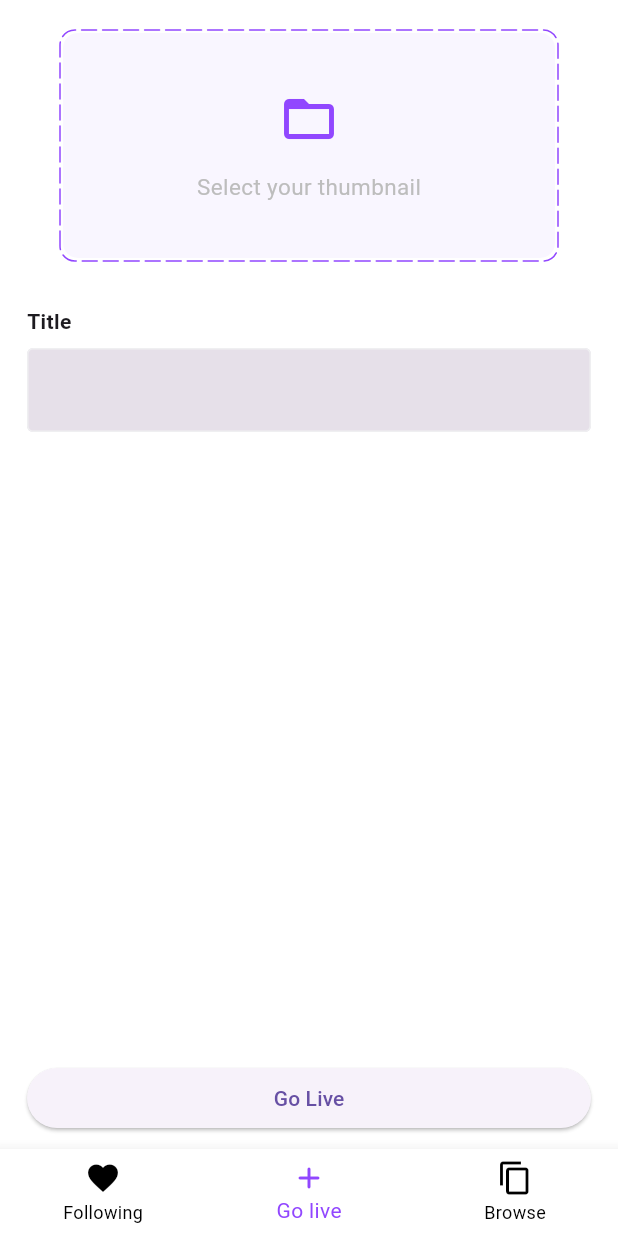
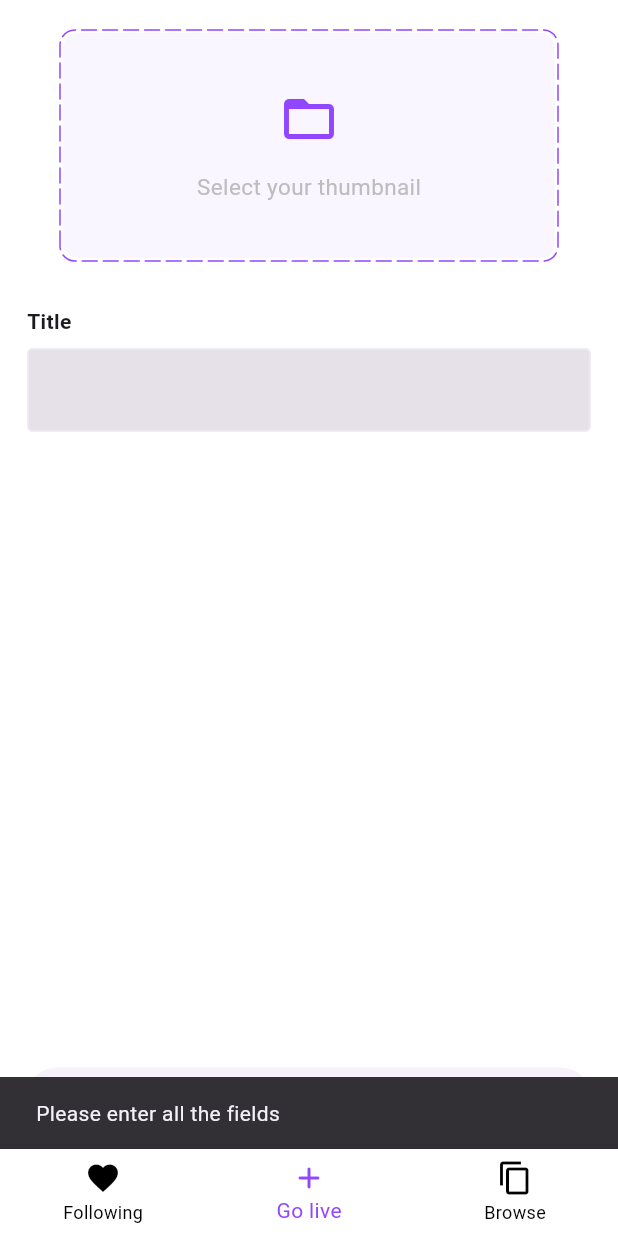
Before and after one commit to naolgithub/flutter-projects, a Flutter app: the HomeScreen screen opened by its route, item 2 of the bottom bar chosen, after a tap on "Go Live", on a phone screen of 412 x 824 dp. Run offline on Flutter 3.47's test engine with Material 2 defaults, Android fonts, the light colour scheme and no system bars; drawn by our look-alikes of dotted_border; our stand-ins replace cloud_firestore, file_picker, firebase_auth, firebase_core, firebase_storage, flutter_secure_storage and 5 more; accounts and stored records are empty.

Commit message:
storing livestream data in firebase

```diff
--- a/twitch_clone/lib/models/livestream.dart
+++ b/twitch_clone/lib/models/livestream.dart
@@ -0,0 +1,41 @@
+class LiveStream {
+  final String title;
+  final String image;
+  final String uid;
+  final String username;
+  final startedAt;
+  final int viewers;
+  final String channelId;
+
+  LiveStream({
+    required this.title,
+    required this.image,
+    required this.uid,
+    required this.username,
+    required this.startedAt,
+    required this.viewers,
+    required this.channelId,
+  });
+  Map<String, dynamic> toMap() {
+    return {
+      'title': title,
+      'image': image,
+      'uid': uid,
+      'username': username,
+      'viewers': viewers,
+      'channelId': channelId,
+    };
+  }
+
+  factory LiveStream.fromMap(Map<String, dynamic> map) {
+    return LiveStream(
+      title: map['title'] ?? '',
+      image: map['image'] ?? '',
+      uid: map['uid'] ?? '',
+      username: map['username'] ?? '',
+      viewers: map['viewers'] ?? 0,
+      channelId: map['channelId'] ?? '',
+      startedAt: map['startedAt'] ?? '',
+    );
+  }
+}
--- a/twitch_clone/lib/resources/firestore_methods.dart
+++ b/twitch_clone/lib/resources/firestore_methods.dart
@@ -0,0 +1,56 @@
+import 'dart:typed_data';
+
+import 'package:cloud_firestore/cloud_firestore.dart';
+import 'package:flutter/material.dart';
+import 'package:provider/provider.dart';
+import 'package:twitch_clone/models/livestream.dart';
+import 'package:twitch_clone/providers/user_provider.dart';
+import 'package:twitch_clone/resources/storage_methods.dart';
+import 'package:twitch_clone/utils/utils.dart';
+
+class FirestoreMethods {
+  final FirebaseFirestore _firestore = FirebaseFirestore.instance;
+  final StorageMethods _storageMethods = StorageMethods();
+  Future<String> startLiveStream(
+      BuildContext context, String title, Uint8List? image) async {
+    final user = Provider.of<UserProvider>(context, listen: false);
+    String channelId = '';
+    try {
+      if (title.isNotEmpty && image != null) {
+        if (!(await _firestore
+                .collection('livestream')
+                .doc(user.user.uid)
+                .get())
+            .exists) {
+          String thumbnailUrl = await _storageMethods.uploadImageToStorage(
+            'livestream-thumbnails',
+            image,
+            user.user.uid,
+          );
+          channelId = '${user.user.uid}${user.user.username}';
+          LiveStream liveStream = LiveStream(
+            title: title,
+            image: thumbnailUrl,
+            uid: user.user.uid,
+            username: user.user.username,
+            viewers: 0,
+            channelId: channelId,
+            startedAt: DateTime.now(),
+          );
+          _firestore
+              .collection('livestream')
+              .doc(channelId)
+              .set(liveStream.toMap());
+        } else {
+          showSnackBar(
+              context, 'Two livestreams cannot start at the same time');
+        }
+      } else {
+        showSnackBar(context, 'Please enter all the fields');
+      }
+    } on FirebaseException catch (e) {
+      showSnackBar(context, e.message!);
+    }
+    return channelId;
+  }
+}
--- a/twitch_clone/lib/screens/go_live_screen.dart
+++ b/twitch_clone/lib/screens/go_live_screen.dart
@@ -2,6 +2,8 @@ import 'dart:typed_data';
 
 import 'package:dotted_border/dotted_border.dart';
 import 'package:flutter/material.dart';
+import 'package:twitch_clone/resources/firestore_methods.dart';
+import 'package:twitch_clone/screens/broadcast_screen.dart';
 import 'package:twitch_clone/utils/colors.dart';
 import 'package:twitch_clone/utils/utils.dart';
 import 'package:twitch_clone/widgets/custom_button.dart';
@@ -22,6 +24,19 @@ class _GoLiveState extends State<GoLive> {
   void dispose() {
     super.dispose();
     _titleController.dispose();
+  }
+
+  goLiveStream() async {
+    String channelId = await FirestoreMethods()
+        .startLiveStream(context, _titleController.text, image);
+    if (channelId.isNotEmpty) {
+      showSnackBar(context, 'Livestream has started successfuly');
+      Navigator.of(context).push(
+        MaterialPageRoute(
+          builder: (context) => const BroadcastScreen(),
+        ),
+      );
+    }
   }
 
   @override
@@ -116,7 +131,7 @@ class _GoLiveState extends State<GoLive> {
               padding: const EdgeInsets.only(bottom: 10),
               child: CustomButton(
                 text: 'Go Live',
-                onTap: () {},
+                onTap: goLiveStream,
               ),
             ),
           ],
```
Also changed, not shown: twitch_clone/lib/resources/storage_methods.dart (+19 -0 lines), twitch_clone/lib/screens/broadcast_screen.dart (+15 -0 lines).
